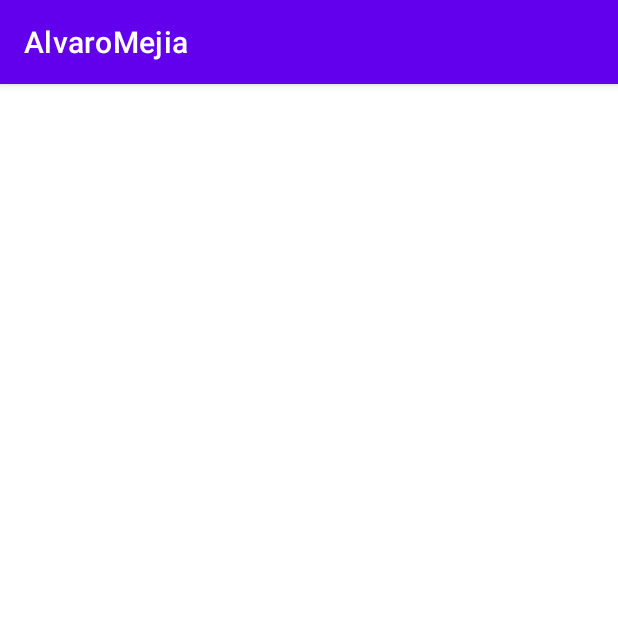
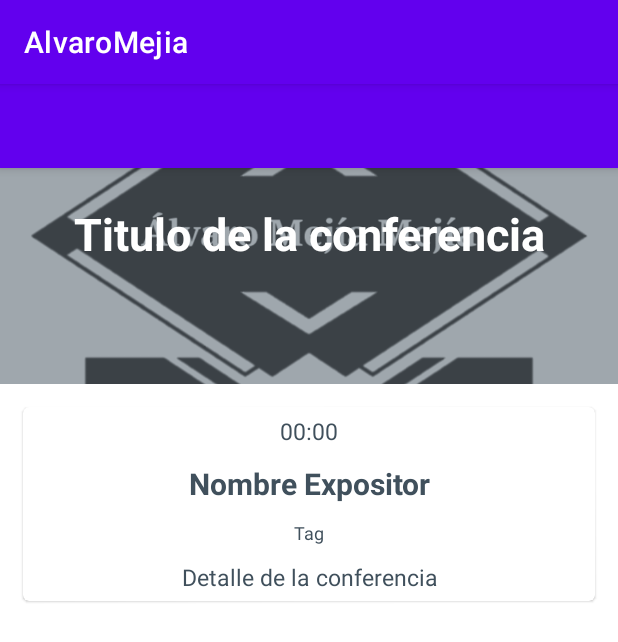
Before and after one commit to JUANES545/AlvaroMejia, an Android app: the fragment ScheduleDetailDialogFragment shown on its own in the app's theme, on a phone screen of 412 x 824 dp. Shown: the top 642 px of the screen. Run offline under Robolectric (Android 15) with nearby library versions, the phone set to English and light mode, and no system bars.

Commit message:
New Schedule module (detail dialog)

```diff
--- a/app/src/main/res/layout/fragment_schedule_detail_dialog.xml
+++ b/app/src/main/res/layout/fragment_schedule_detail_dialog.xml
@@ -1,6 +1,103 @@
 <?xml version="1.0" encoding="utf-8"?>
 <androidx.coordinatorlayout.widget.CoordinatorLayout xmlns:android="http://schemas.android.com/apk/res/android"
     android:layout_width="match_parent"
-    android:layout_height="match_parent">
+    android:layout_height="match_parent"
+    xmlns:app="http://schemas.android.com/apk/res-auto">
 
+    <com.google.android.material.appbar.AppBarLayout
+        android:layout_width="match_parent"
+        android:layout_height="wrap_content">
+        <androidx.appcompat.widget.Toolbar
+            android:id="@+id/toolbarConference"
+            android:layout_width="match_parent"
+            android:layout_height="wrap_content"/>
+    </com.google.android.material.appbar.AppBarLayout>
+    <FrameLayout
+        android:layout_width="match_parent"
+        android:layout_height="match_parent">
+        <ScrollView
+            android:layout_width="match_parent"
+            android:layout_height="match_parent">
+            <LinearLayout
+                android:layout_width="match_parent"
+                android:layout_height="match_parent"
+                android:orientation="vertical">
+                <RelativeLayout
+                    android:layout_width="match_parent"
+                    android:layout_height="200dp">
+                    <ImageView
+                        android:layout_width="match_parent"
+                        android:layout_height="wrap_content"
+                        android:src="@drawable/logo_alvaro_mejia"
+                        android:scaleType="centerCrop"/>
+                    <View
+                        android:layout_width="match_parent"
+                        android:layout_height="match_parent"
+                        android:background="@color/colorPrimary"
+                        android:alpha="0.5"/>
+                    <TextView
+                        android:id="@+id/tvItemScheduleHour"
+                        android:layout_width="match_parent"
+                        android:layout_height="wrap_content"
+                        android:text="Titulo de la conferencia"
+                        android:textSize="30sp"
+                        android:textColor="#FFFFFF"
+                        android:textStyle="bold"
+                        android:gravity="center_horizontal"
+                        android:layout_centerInParent="true"/>
+                </RelativeLayout>
+                <androidx.cardview.widget.CardView
+                    android:layout_width="match_parent"
+                    android:layout_height="wrap_content"
+                    app:cardCornerRadius="4dp"
+                    app:cardElevation="1dp"
+                    android:layout_margin="15dp">
+                    <LinearLayout
+                        android:layout_width="match_parent"
+                        android:layout_height="wrap_content"
+                        android:orientation="vertical">
+                        <TextView
+                            android:id="@+id/tvDetailConferenceHour"
+                            android:layout_width="match_parent"
+                            android:layout_height="wrap_content"
+                            android:text="00:00"
+                            android:textSize="15sp"
+                            android:textColor="@color/colorPrimary"
+                            android:gravity="center_horizontal"
+                            android:layout_centerInParent="true"
+                            android:layout_margin="5dp"/>
+                        <TextView
+                            android:id="@+id/tvDetailConferenceSpeaker"
+                            android:layout_width="match_parent"
+                            android:layout_height="wrap_content"
+                            android:text="Nombre Expositor"
+                            android:textSize="20sp"
+                            android:textStyle="bold"
+                            android:textColor="@color/colorPrimary"
+                            android:gravity="center_horizontal"
+                            android:layout_margin="5dp"/>
+                        <TextView
+                            android:id="@+id/tvDetailConferenceTag"
+                            android:layout_width="match_parent"
+                            android:layout_height="wrap_content"
+                            android:text="Tag"
+                            android:textSize="12sp"
+                            android:textColor="@color/colorPrimary"
+                            android:gravity="center_horizontal"
+                            android:layout_margin="5dp"/>
+                        <TextView
+                            android:id="@+id/tvDetailConferenceDescription"
+                            android:layout_width="match_parent"
+                            android:layout_height="wrap_content"
+                            android:text="Detalle de la conferencia"
+                            android:textSize="15sp"
+                            android:textColor="@color/colorPrimary"
+                            android:gravity="center_horizontal"
+                            android:layout_margin="5dp"/>
+                    </LinearLayout>
+
+                </androidx.cardview.widget.CardView>
+            </LinearLayout>
+        </ScrollView>
+    </FrameLayout>
 </androidx.coordinatorlayout.widget.CoordinatorLayout>
```
